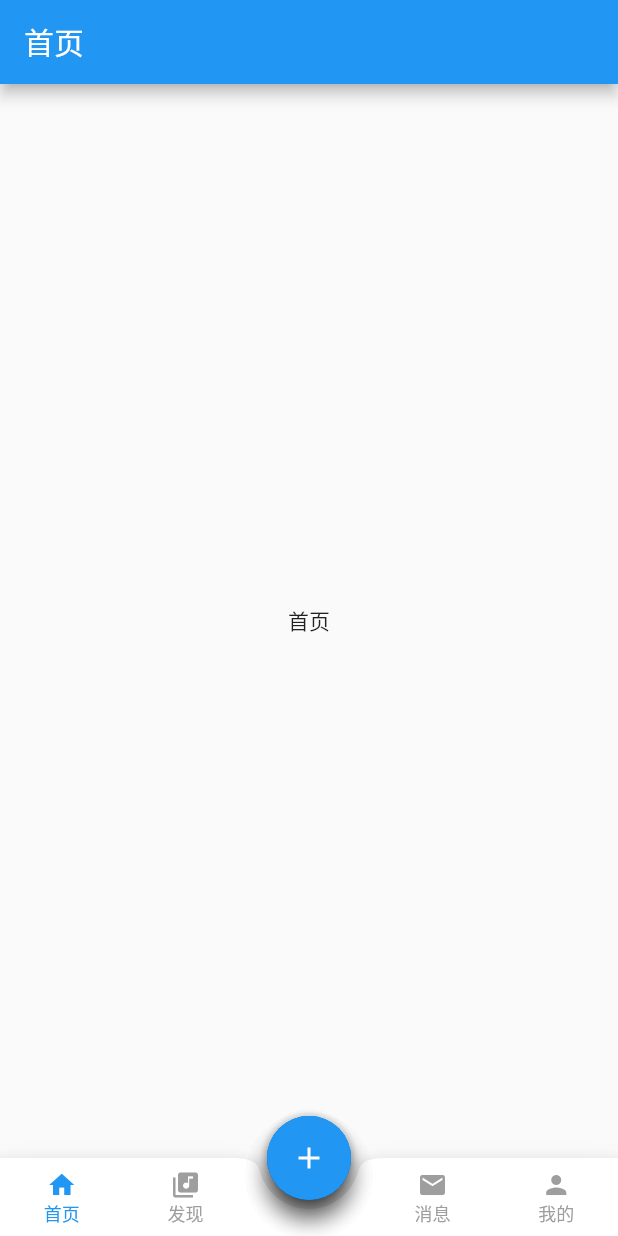
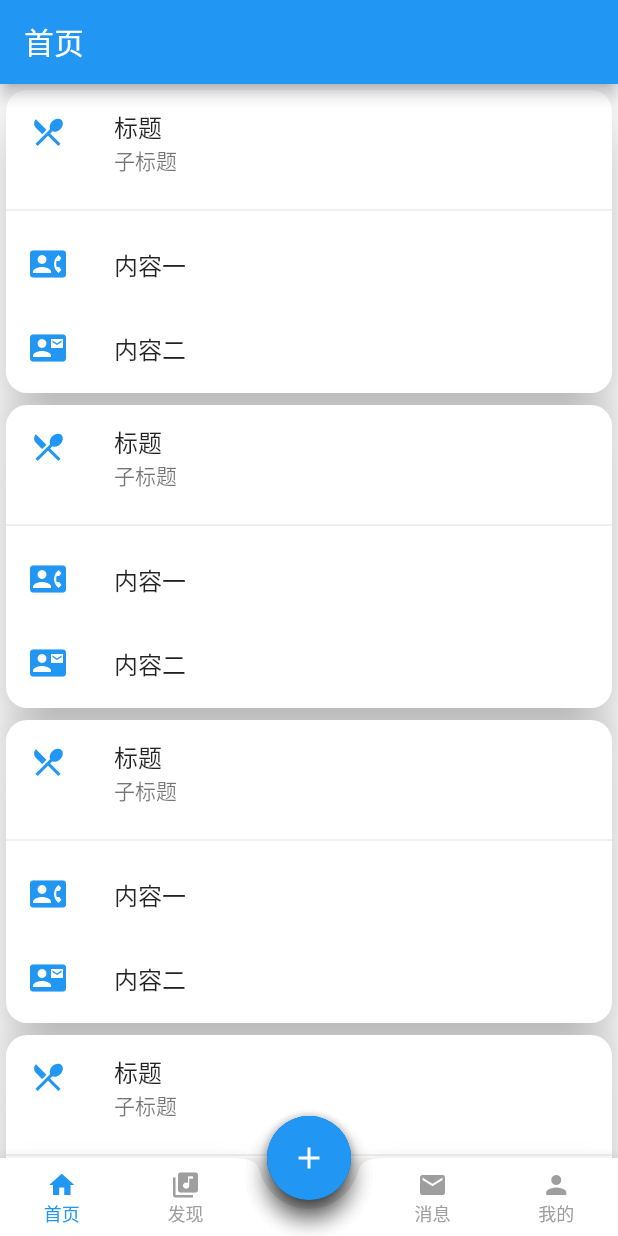
Before and after one commit to lixingqiao01/flutter_demo, a Flutter app: the screen it shows after launch, on a phone screen of 412 x 824 dp. Run offline on Flutter 3.47's test engine with Material 2 defaults, Android fonts, the phone set to English and light mode, and no system bars.

Commit message:
create Home

```diff
--- a/lib/main.dart
+++ b/lib/main.dart
@@ -2,6 +2,7 @@ import 'package:flutter/material.dart';
 import 'page/Route.dart';
 import 'fancy_fab.dart';
 import 'tabBarController.dart';
+import 'page/home.dart';
 
 void main() => runApp(MyApp());
 
@@ -25,6 +26,7 @@ class MyApp extends StatelessWidget {
       ),
 //      home: MyHomePage(),
     home: bottomMenuBarPage(),
+//    home: HomePage(),
     );
   }
 }
--- /dev/null
+++ b/lib/page/home.dart
@@ -0,0 +1,58 @@
+import 'package:flutter/material.dart';
+
+class HomePage extends StatefulWidget {
+  @override
+  State<StatefulWidget> createState() {
+    // TODO: implement createState
+    return HomePageState();
+  }
+
+}
+
+class HomePageState extends State<HomePage>{
+  @override
+  Widget build(BuildContext context) {
+    // TODO: implement build
+    return new ListView.builder(
+        itemExtent: 210.0,
+        itemBuilder: (BuildContext context, int index) {
+          return new SizedBox(
+            height: 210,
+            child: new Card(
+              elevation: 15.0,
+              shape: const RoundedRectangleBorder(borderRadius: BorderRadius.all(Radius.circular(14.0))),
+              child: new Column(
+                children: <Widget>[
+                  new ListTile(
+                    title: new Text('标题',style: new TextStyle(fontWeight: FontWeight.w500)),
+                    subtitle: new Text('子标题'),
+                    leading: new Icon(
+                      Icons.restaurant_menu,
+                      color: Colors.blue[500],
+                    ),
+                  ),
+                  new Divider(),
+                  new ListTile(
+                    title: new Text('内容一',
+                        style: new TextStyle(fontWeight: FontWeight.w500)),
+                    leading: new Icon(
+                      Icons.contact_phone,
+                      color: Colors.blue[500],
+                    ),
+                  ),
+                  new ListTile(
+                    title: new Text('内容二'),
+                    leading: new Icon(
+                      Icons.contact_mail,
+                      color: Colors.blue[500],
+                    ),
+                  ),
+                ],
+              ),
+            ),
+          );
+        }
+    );
+  }
+
+}
--- a/lib/tabBarController.dart
+++ b/lib/tabBarController.dart
@@ -1,5 +1,6 @@
 import 'package:flutter/material.dart';
 import 'fancy_fab.dart';
+import 'page/home.dart';
 
 class bottomMenuBarPage extends StatefulWidget {
   bottomMenuBarPage();
@@ -146,7 +147,7 @@ class _ChildItemViewState extends State<ChildItemView> {
           title: new Text(widget._title),
         ),
         body: Center(
-          child: Text(widget._title),
+          child: HomePage(),
         ),
       ),
     );
```
